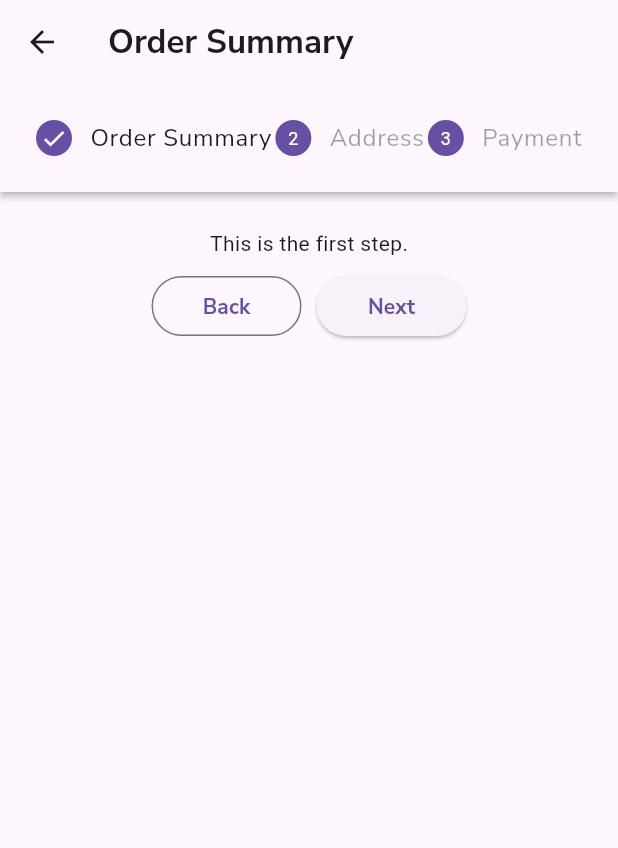
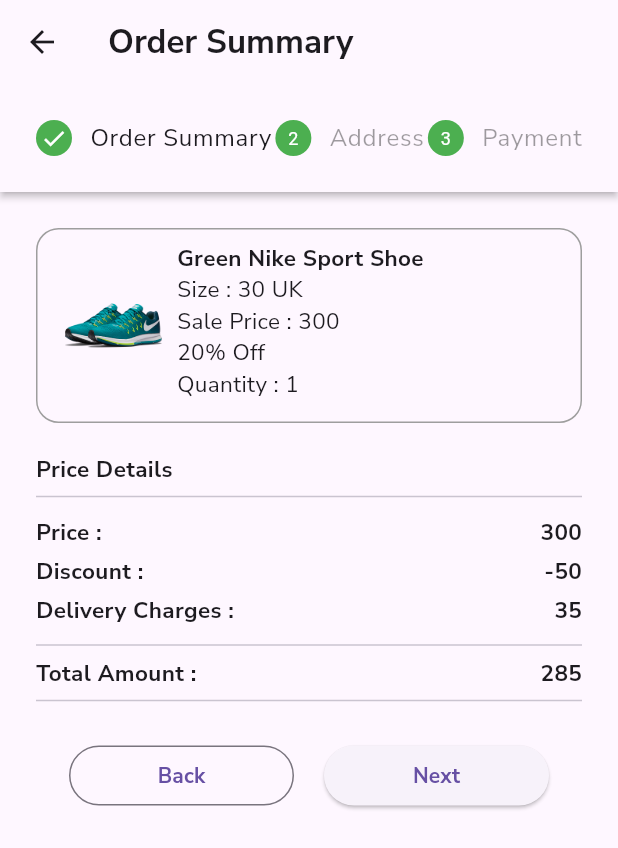
Before and after one commit to awanish321/shopping_app, a Flutter app: the CheckoutScreen screen opened directly, on a phone screen of 412 x 824 dp. Shown: the top 848 px of the screen. Run offline on Flutter 3.47's test engine with Material 3 defaults, Android fonts, the phone set to English and light mode, and no system bars; our stand-ins replace cached_network_image, carousel_slider, cloud_firestore, firebase_auth, firebase_core, flutter_rating_bar and 6 more; accounts and stored records are empty.

Commit message:
initial commit

```diff
--- a/lib/checkout/checkout_screen.dart
+++ b/lib/checkout/checkout_screen.dart
@@ -5,7 +5,7 @@ import 'package:google_fonts/google_fonts.dart';
 import '../address/widgets/single_address.dart';
 
 class CheckoutScreen extends StatefulWidget {
-  const CheckoutScreen({Key? key}) : super(key: key);
+  const CheckoutScreen({super.key});
 
   @override
   State<CheckoutScreen> createState() => _CheckoutScreenState();
@@ -57,18 +57,25 @@ class _CheckoutScreenState extends State<CheckoutScreen> {
         mainAxisAlignment: MainAxisAlignment.center,
         children: [
           SizedBox(
-            width: 100,
+            width: 150,
             child: OutlinedButton(
               onPressed: details.onStepCancel,
-              child: Text('Back', style: GoogleFonts.nunitoSans(fontWeight: FontWeight.bold)),
+              child: Text('Back',
+                  style: GoogleFonts.nunitoSans(fontWeight: FontWeight.bold)),
             ),
           ),
-          const SizedBox(width: 10),
+          const SizedBox(width: 20),
           SizedBox(
-            width: 100,
+            width: 150,
             child: ElevatedButton(
+              style: ElevatedButton.styleFrom(
+
+              ),
               onPressed: details.onStepContinue,
-              child: Text('Next', style: GoogleFonts.nunitoSans(fontWeight: FontWeight.bold),),
+              child: Text(
+                'Next',
+                style: GoogleFonts.nunitoSans(fontWeight: FontWeight.bold),
+              ),
             ),
           ),
         ],
@@ -79,9 +86,11 @@ class _CheckoutScreenState extends State<CheckoutScreen> {
   @override
   Widget build(BuildContext context) {
     final user = FirebaseAuth.instance.currentUser;
+
     return Scaffold(
       appBar: AppBar(
-        title: Text(stepTitles[currentStep], style: GoogleFonts.nunitoSans(fontWeight: FontWeight.bold)),
+        title: Text(stepTitles[currentStep],
+            style: GoogleFonts.nunitoSans(fontWeight: FontWeight.bold)),
       ),
       body: Stepper(
         controlsBuilder: controlBuilders,
@@ -91,17 +100,105 @@ class _CheckoutScreenState extends State<CheckoutScreen> {
         onStepContinue: continueStep,
         onStepCancel: cancelStep,
         currentStep: currentStep,
+        connectorColor: MaterialStateProperty.resolveWith<Color>(
+              (Set<MaterialState> states) {
+            if (states.contains(MaterialState.pressed)) {
+              return Colors.green; // Color when pressed
+            }
+            return Colors.green; // Default color
+          },
+        ),
         steps: [
           Step(
             title: Text('Order Summary', style: GoogleFonts.nunitoSans()),
-            content: const Column(
+            content: Column(
+              // mainAxisAlignment: MainAxisAlignment.start,
+              crossAxisAlignment: CrossAxisAlignment.start,
               children: [
-                Text('This is the first step.'),
+                Container(
+                  width: double.infinity,
+                  height: 130,
+                  decoration: BoxDecoration(
+                    // color: Colors.white,
+                    borderRadius: BorderRadius.circular(15),
+                    border: Border.all(
+                      color: Colors.grey,
+                      // width: 2.0,
+                    ),
+                  ),
+                  child: Padding(
+                    padding: const EdgeInsets.symmetric(horizontal: 8, vertical: 8),
+                    child: Row(
+                      children: [
+                        Container(
+                          height: 85,
+                          width: 85,
+                          decoration: BoxDecoration(
+                            // color: Colors.grey.withOpacity(0.3),
+                              borderRadius: BorderRadius.circular(15)
+
+                          ),
+                          child: Center(child: Image.asset('assets/images/nike-shoes.png', fit: BoxFit.contain, height: 65, width: 65,)),
+                        ),
+
+                        Column(
+                          mainAxisAlignment: MainAxisAlignment.start,
+                          crossAxisAlignment: CrossAxisAlignment.start,
+                          children: [
+                            Text('Green Nike Sport Shoe', style: GoogleFonts.nunitoSans(fontSize: 15, fontWeight: FontWeight.bold),),
+                            Text('Size : 30 UK', style: GoogleFonts.nunitoSans(fontSize: 15, ),),
+                            Text('Sale Price : 300', style: GoogleFonts.nunitoSans(fontSize: 15, ),),
+                            Text('20% Off', style: GoogleFonts.nunitoSans(fontSize: 15, ),),
+                            Text('Quantity : 1', style: GoogleFonts.nunitoSans(fontSize: 15,),),
+                          ],
+                        )
+                      ],
+                    ),
+                  ),
+                ),
+                const SizedBox(height: 20,),
+                Text('Price Details', style: GoogleFonts.nunitoSans(fontSize: 15, fontWeight: FontWeight.bold),),
+                const Divider(thickness: 1,),
+                const SizedBox(height: 5,),
+                Row(
+                  mainAxisAlignment: MainAxisAlignment.spaceBetween,
+                  children: [
+                    Text('Price :', style: GoogleFonts.nunitoSans(fontSize: 15, fontWeight: FontWeight.bold),),
+                    Text('300', style: GoogleFonts.nunitoSans(fontSize: 15, fontWeight: FontWeight.bold),),
+                  ],
+                ),
+                const SizedBox(height: 5,),
+                Row(
+                  mainAxisAlignment: MainAxisAlignment.spaceBetween,
+                  children: [
+                    Text('Discount :', style: GoogleFonts.nunitoSans(fontSize: 15, fontWeight: FontWeight.bold),),
+                    Text('-50', style: GoogleFonts.nunitoSans(fontSize: 15, fontWeight: FontWeight.bold),),
+                  ],
+                ),
+                const SizedBox(height: 5,),
+                Row(
+                  mainAxisAlignment: MainAxisAlignment.spaceBetween,
+                  children: [
+                    Text('Delivery Charges :', style: GoogleFonts.nunitoSans(fontSize: 15, fontWeight: FontWeight.bold),),
+                    Text('35', style: GoogleFonts.nunitoSans(fontSize: 15, fontWeight: FontWeight.bold),),
+                  ],
+                ),
+                const SizedBox(height: 5,),
+                const Divider(thickness: 1,),
+                Row(
+                  mainAxisAlignment: MainAxisAlignment.spaceBetween,
+                  children: [
+                    Text('Total Amount :', style: GoogleFonts.nunitoSans(fontSize: 15, fontWeight: FontWeight.bold),),
+                    Text('285', style: GoogleFonts.nunitoSans(fontSize: 15, fontWeight: FontWeight.bold),),
+                  ],
+                ),
+                const Divider(thickness: 1,),
+                const SizedBox(height: 10,),
+
               ],
             ),
             isActive: currentStep >= 0,
-            state:
-            currentStep >= 0 ? StepState.complete : StepState.disabled,
+            state: currentStep >= 0 ? StepState.complete : StepState.disabled,
           ),
           Step(
             title: Text('Address', style: GoogleFonts.nunitoSans()),
@@ -114,7 +211,7 @@ class _CheckoutScreenState extends State<CheckoutScreen> {
               builder: (context, snapshot) {
                 if (snapshot.connectionState == ConnectionState.waiting) {
                   return const Center(
-                    child: CircularProgressIndicator(),
+                    // child: CircularProgressIndicator(),
                   );
                 }
                 if (snapshot.hasError) {
```
